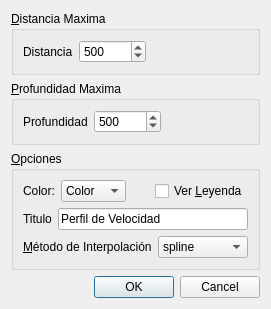
First picture: the form in Dialogs/modelparams.ui, repository edvelezg/viper-sugui, before the edit.
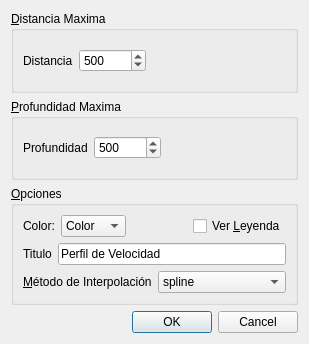
Second picture: the form after the edit.

Patch:
```diff
--- a/Dialogs/modelparams.ui
+++ b/Dialogs/modelparams.ui
@@ -8,8 +8,8 @@
    <rect>
     <x>0</x>
     <y>0</y>
-    <width>271</width>
-    <height>279</height>
+    <width>309</width>
+    <height>344</height>
    </rect>
   </property>
   <property name="windowTitle" >
```
Left out of the diff: 9 changed lines with no effect on the pictures.
